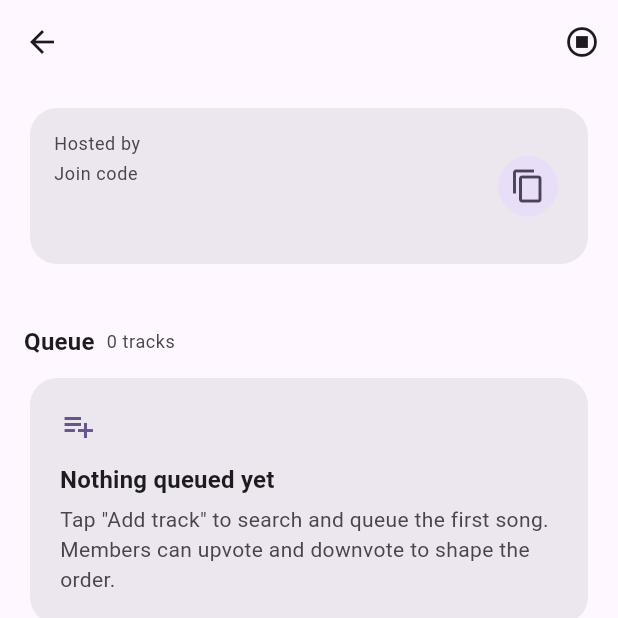
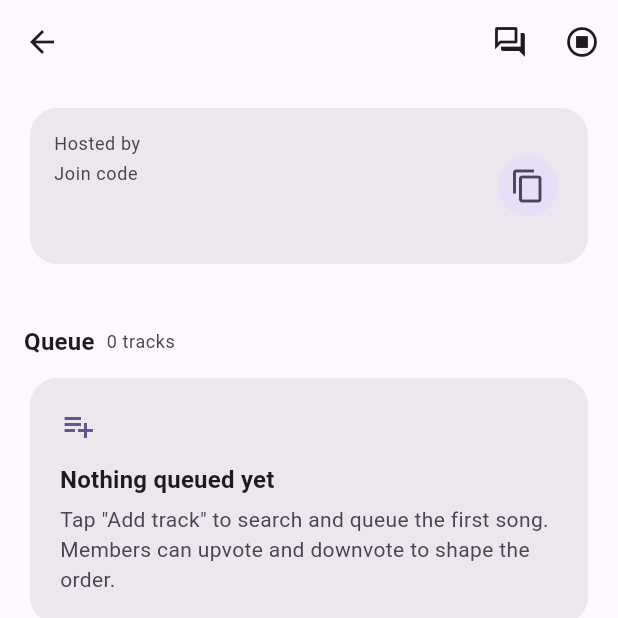
Before and after one commit to Tmaku18/vibzcheck-project2, a Flutter app: the _SessionView screen opened directly with empty values, on a phone screen of 412 x 824 dp, the top half of it. Run offline on Flutter 3.47's test engine with Material 3 defaults, Android fonts, the phone set to English and light mode, and no system bars; our stand-ins replace cloud_firestore, cloud_functions, firebase_auth, firebase_core, firebase_messaging, firebase_storage and 2 more; accounts and stored records are empty.

Commit message:
feat(session): add chat action button to SessionScreen app bar

```diff
--- a/lib/features/session/presentation/session_screen.dart
+++ b/lib/features/session/presentation/session_screen.dart
@@ -104,6 +104,11 @@ class _SessionView extends ConsumerWidget {
       appBar: AppBar(
         title: Text(session.title, overflow: TextOverflow.ellipsis),
         actions: [
+          IconButton(
+            tooltip: 'Open chat',
+            icon: const Icon(Icons.forum_outlined),
+            onPressed: () => context.push('/session/${session.id}/chat'),
+          ),
           if (isOwner)
             IconButton(
               tooltip: 'End session',
```
